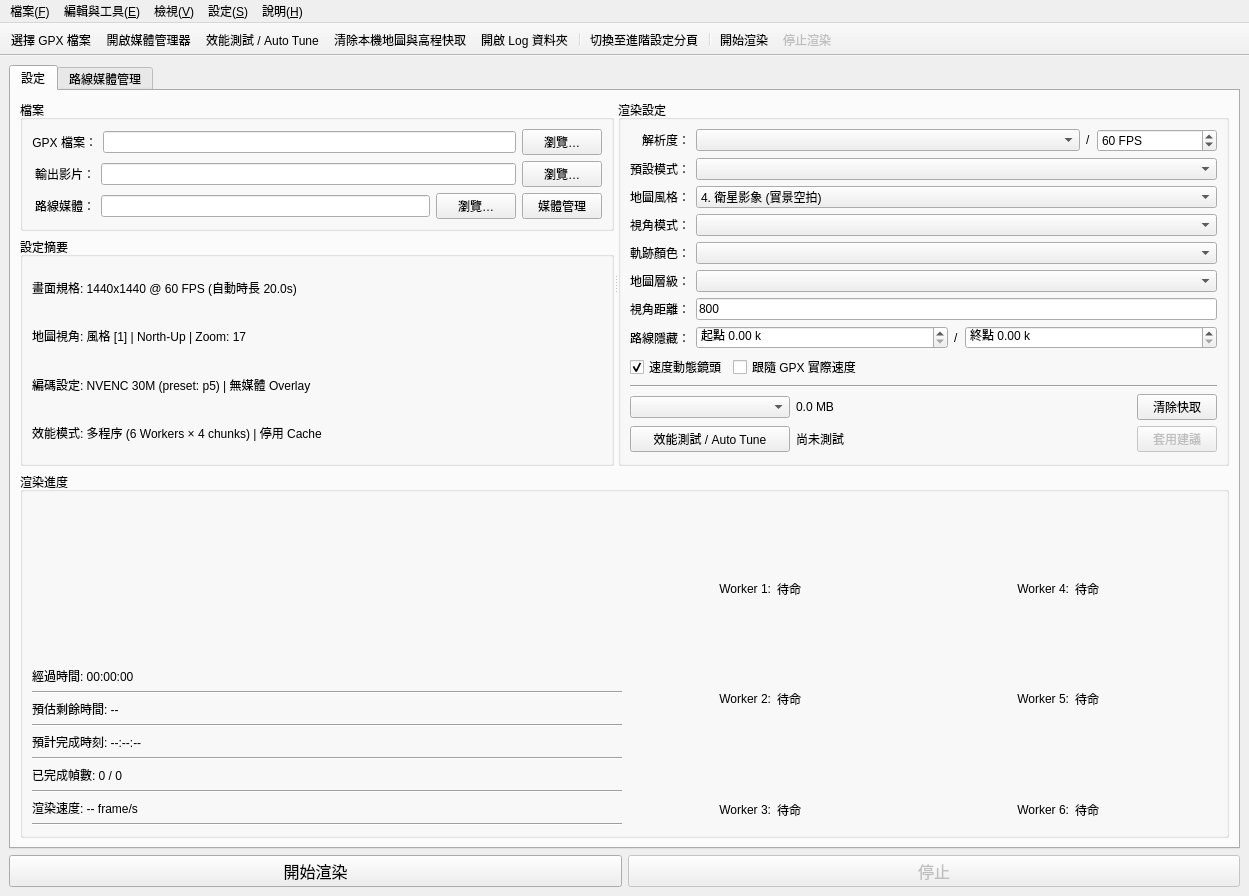
The window that gpx_renderer/gui/main_window/main_window.ui (kw31304/gpx-ride-animation-main-gui) describes before a commit, drawn with Qt 5.
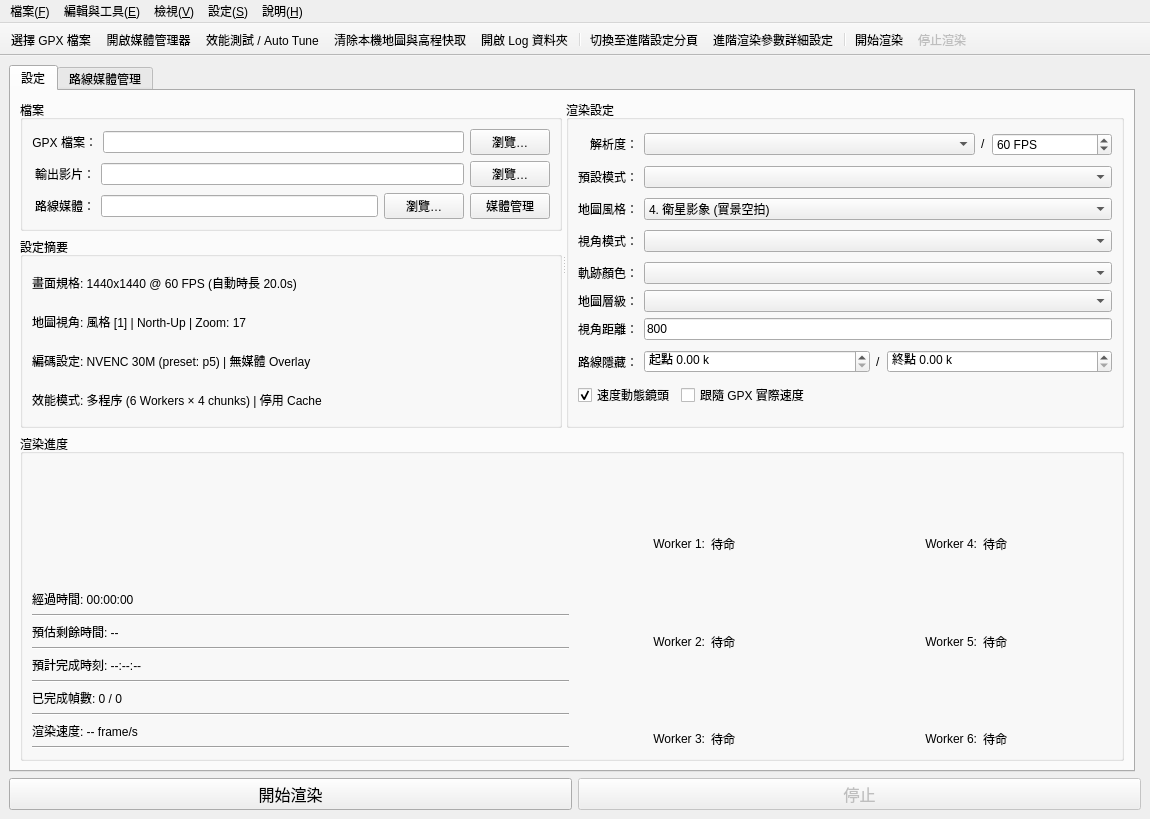
The same window after the commit. The open tabs and pages were chosen to show the change. Custom widgets are drawn as their Qt base class.

Diff of the .ui file:
```diff
--- a/gpx_renderer/gui/main_window/main_window.ui
+++ b/gpx_renderer/gui/main_window/main_window.ui
@@ -6,8 +6,8 @@
    <rect>
     <x>0</x>
     <y>0</y>
-    <width>1249</width>
-    <height>896</height>
+    <width>1150</width>
+    <height>819</height>
    </rect>
   </property>
   <property name="sizePolicy">
@@ -32,8 +32,8 @@
    <string>GPX Ride Renderer V1.4.0</string>
   </property>
   <widget class="QWidget" name="centralwidget">
-   <layout class="QGridLayout" name="gridLayout_10">
-    <item row="0" column="0">
+   <layout class="QGridLayout" name="gridLayout_8">
+    <item row="0" column="0" rowspan="2">
      <widget class="QTabWidget" name="tabWidget">
       <property name="minimumSize">
        <size>
@@ -54,7 +54,7 @@
           <property name="orientation">
            <enum>Qt::Orientation::Horizontal</enum>
           </property>
-          <widget class="QWidget" name="">
+          <widget class="QWidget" name="layoutWidget">
            <layout class="QVBoxLayout" name="verticalLayout_27">
             <item>
              <widget class="QGroupBox" name="groupBox_files">
@@ -862,159 +862,6 @@
               </item>
              </layout>
             </item>
-            <item>
-             <widget class="Line" name="line_2">
-              <property name="orientation">
-               <enum>Qt::Orientation::Horizontal</enum>
-              </property>
-             </widget>
-            </item>
-            <item>
-             <layout class="QVBoxLayout" name="verticalLayout_26">
-              <item>
-               <layout class="QHBoxLayout" name="horizontalLayout_cache_actions_2">
-                <item>
-                 <widget class="QComboBox" name="combo_cache_mode">
-                  <property name="sizePolicy">
-                   <sizepolicy hsizetype="Preferred" vsizetype="Fixed">
-                    <horstretch>0</horstretch>
-                    <verstretch>0</verstretch>
-                   </sizepolicy>
-                  </property>
-                  <property name="minimumSize">
-                   <size>
-                    <width>160</width>
-                    <height>0</height>
-                   </size>
-                  </property>
-                  <property name="toolTip">
-                   <string>用途：切換底圖磁碟快取模式。自動暫存模式於關閉程式時清除；永久保留模式則保留以加速日後渲染。</string>
-                  </property>
-                  <property name="placeholderText">
-                   <string>快取保存方式</string>
-                  </property>
-                 </widget>
-                </item>
-                <item>
-                 <widget class="QLabel" name="lbl_cache_size">
-                  <property name="text">
-                   <string>0.0 MB</string>
-                  </property>
-                 </widget>
-                </item>
-                <item>
-                 <spacer name="horizontalSpacer">
-                  <property name="orientation">
-                   <enum>Qt::Orientation::Horizontal</enum>
-                  </property>
-                  <property name="sizeHint" stdset="0">
-                   <size>
-                    <width>40</width>
-                    <height>20</height>
-                   </size>
-                  </property>
-                 </spacer>
-                </item>
-                <item>
-                 <widget class="QPushButton" name="btn_clear_cache">
-                  <property name="sizePolicy">
-                   <sizepolicy hsizetype="Minimum" vsizetype="Fixed">
-                    <horstretch>0</horstretch>
-                    <verstretch>0</verstretch>
-                   </sizepolicy>
-                  </property>
-                  <property name="minimumSize">
-                   <size>
-                    <width>0</width>
-                    <height>0</height>
-                   </size>
-                  </property>
-                  <property name="text">
-                   <string>清除快取</string>
-                  </property>
-                 </widget>
-                </item>
-               </layout>
-              </item>
-              <item>
-               <layout class="QHBoxLayout" name="horizontalLayout_autotune_2">
-                <item>
-                 <widget class="QPushButton" name="btn_autotune">
-                  <property name="minimumSize">
-                   <size>
-                    <width>160</width>
-                    <height>0</height>
-                   </size>
-                  </property>
-                  <property name="maximumSize">
-                   <size>
-                    <width>150</width>
-                    <height>16777215</height>
-                   </size>
-                  </property>
-                  <property name="toolTip">
-                   <string>用途：用短 benchmark 實測不同 Workers 數量的等效 FPS，再推薦接近峰值效能的最低 worker 數。</string>
-                  </property>
-                  <property name="text">
-                   <string>效能測試 / Auto Tune</string>
-                  </property>
-                 </widget>
-                </item>
-                <item>
-                 <widget class="QLabel" name="label_autotune_result">
-                  <property name="toolTip">
-                   <string>用途：用短 benchmark 實測不同 Workers 數量的等效 FPS，再推薦接近峰值效能的最低 worker 數。</string>
-                  </property>
-                  <property name="text">
-                   <string>尚未測試</string>
-                  </property>
-                 </widget>
-                </item>
-                <item>
-                 <spacer name="horizontalSpacer_3">
-                  <property name="orientation">
-                   <enum>Qt::Orientation::Horizontal</enum>
-                  </property>
-                  <property name="sizeHint" stdset="0">
-                   <size>
-                    <width>40</width>
-                    <height>20</height>
-                   </size>
-                  </property>
-                 </spacer>
-                </item>
-                <item>
-                 <widget class="QPushButton" name="btn_apply_benchmark">
-                  <property name="enabled">
-                   <bool>false</bool>
-                  </property>
-                  <property name="sizePolicy">
-                   <sizepolicy hsizetype="Minimum" vsizetype="Fixed">
-                    <horstretch>0</horstretch>
-                    <verstretch>0</verstretch>
-                   </sizepolicy>
-                  </property>
-                  <property name="minimumSize">
-                   <size>
-                    <width>0</width>
-                    <height>0</height>
-                   </size>
-                  </property>
-                  <property name="maximumSize">
-                   <size>
-                    <width>16777215</width>
-                    <height>16777215</height>
-                   </size>
-                  </property>
-                  <property name="text">
-                   <string>套用建議</string>
-                  </property>
-                 </widget>
-                </item>
-               </layout>
-              </item>
-             </layout>
-            </item>
            </layout>
           </widget>
          </widget>
@@ -2500,7 +2347,7 @@
       </widget>
      </widget>
     </item>
-    <item row="1" column="0">
+    <item row="2" column="0" colspan="2">
      <layout class="QHBoxLayout" name="horizontalLayout_actions">
       <item>
        <widget class="QPushButton" name="btn_start_render">
@@ -2562,7 +2409,7 @@
     <rect>
      <x>0</x>
      <y>0</y>
-     <width>1249</width>
+     <width>1150</width>
      <height>33</height>
     </rect>
    </property>
@@ -2732,6 +2579,7 @@
    <addaction name="action_open_log_folder"/>
    <addaction name="separator"/>
    <addaction name="action_toggle_advanced"/>
+   <addaction name="action_advanced_settings"/>
    <addaction name="separator"/>
    <addaction name="action_start_render"/>
    <addaction name="action_stop_render"/>
```
Left out of the diff: 470 changed lines with no effect on the pictures.
